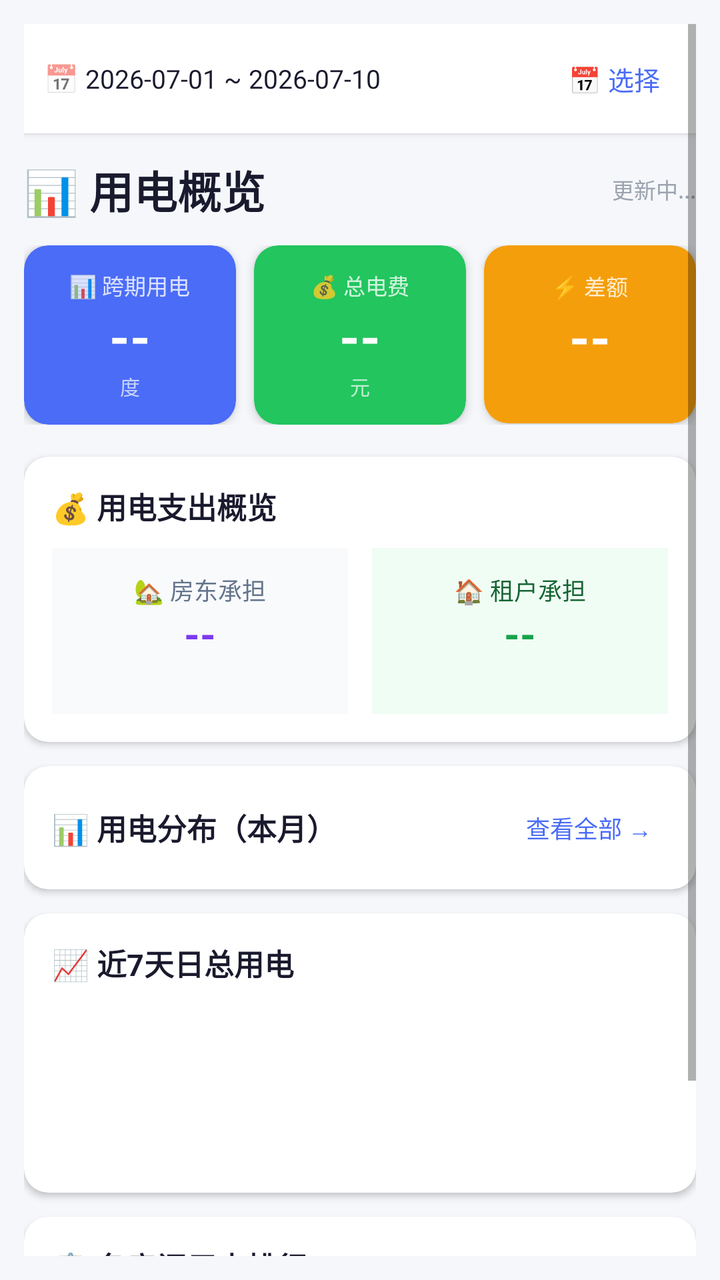
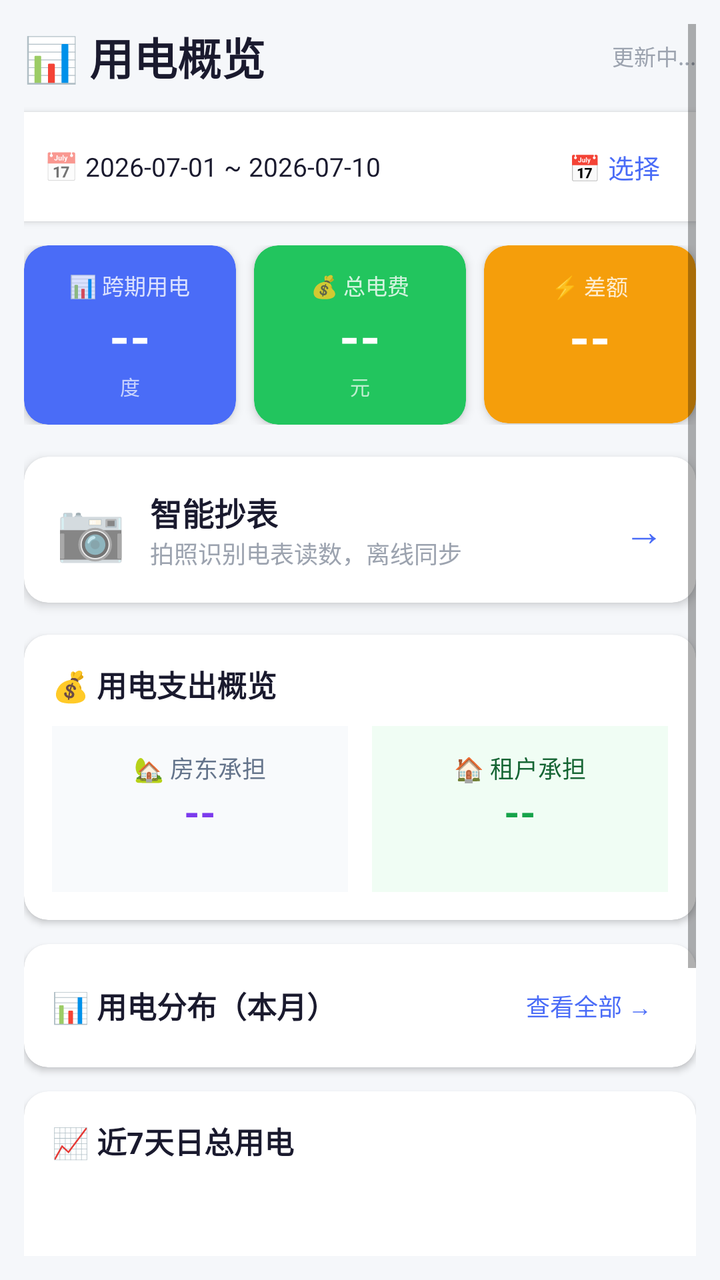

Before-and-after screenshots of an Android layout around one commit, followed by the original layout XML and the change that was made.
<!-- AndroidManifest.xml: application theme Theme.AppCompat.Light -->
<!-- res/layout/activity_main.xml -->
<?xml version="1.0" encoding="utf-8"?>
<ScrollView xmlns:android="http://schemas.android.com/apk/res/android"
    xmlns:app="http://schemas.android.com/apk/res-auto"
    android:layout_width="match_parent"
    android:layout_height="match_parent"
    android:background="#F5F7FA"
    android:padding="12dp">

    <LinearLayout
        android:layout_width="match_parent"
        android:layout_height="wrap_content"
        android:orientation="vertical">

        
        <LinearLayout
            android:layout_width="match_parent"
            android:layout_height="wrap_content"
            android:orientation="horizontal"
            android:gravity="center_vertical"
            android:background="#FFFFFF"
            android:padding="10dp"
            android:elevation="2dp"
            android:layout_marginBottom="12dp">

            <TextView
                android:layout_width="wrap_content"
                android:layout_height="wrap_content"
                android:text="📅 "
                android:textSize="14sp" />

            <TextView
                android:id="@+id/period_text"
                android:layout_width="0dp"
                android:layout_height="wrap_content"
                android:layout_weight="1"
                android:text="2026-07-01 ~ 2026-07-10"
                android:textSize="13sp"
                android:textColor="#1A1A2E" />

            <TextView
                android:id="@+id/change_period"
                android:layout_width="wrap_content"
                android:layout_height="wrap_content"
                android:text="📅 选择"
                android:textSize="13sp"
                android:textColor="#4A6CF7"
                android:padding="8dp"
                android:clickable="true"
                android:focusable="true" />

        </LinearLayout>

        
        <LinearLayout
            android:layout_width="match_parent"
            android:layout_height="wrap_content"
            android:orientation="horizontal"
            android:gravity="center_vertical"
            android:layout_marginBottom="12dp">

            <TextView
                android:layout_width="0dp"
                android:layout_height="wrap_content"
                android:layout_weight="1"
                android:text="📊 用电概览"
                android:textSize="22sp"
                android:textStyle="bold"
                android:textColor="#1A1A2E" />

            <TextView
                android:id="@+id/update_time"
                android:layout_width="wrap_content"
                android:layout_height="wrap_content"
                android:text="更新中..."
                android:textSize="11sp"
                android:textColor="#9CA3AF" />
        </LinearLayout>

        
        <LinearLayout
            android:layout_width="match_parent"
            android:layout_height="wrap_content"
            android:orientation="horizontal"
            android:weightSum="3"
            android:layout_marginBottom="16dp">

            <androidx.cardview.widget.CardView
                android:layout_width="0dp"
                android:layout_height="wrap_content"
                android:layout_weight="1"
                android:layout_marginEnd="6dp"
                app:cardCornerRadius="12dp"
                app:cardElevation="3dp"
                app:cardBackgroundColor="#4A6CF7">

                <LinearLayout
                    android:layout_width="match_parent"
                    android:layout_height="wrap_content"
                    android:orientation="vertical"
                    android:padding="12dp"
                    android:gravity="center">
                    <TextView
                        android:layout_width="wrap_content"
                        android:layout_height="wrap_content"
                        android:text="📊 跨期用电"
                        android:textColor="#FFFFFF"
                        android:textSize="11sp"
                        android:alpha="0.8" />
                    <TextView
                        android:id="@+id/card_cross_value"
                        android:layout_width="wrap_content"
                        android:layout_height="wrap_content"
                        android:text="--"
                        android:textColor="#FFFFFF"
                        android:textSize="26sp"
                        android:textStyle="bold" />
                    <TextView
                        android:layout_width="wrap_content"
                        android:layout_height="wrap_content"
                        android:text="度"
                        android:textColor="#FFFFFF"
                        android:textSize="10sp"
                        android:alpha="0.7" />
                </LinearLayout>
            </androidx.cardview.widget.CardView>

            <androidx.cardview.widget.CardView
                android:layout_width="0dp"
                android:layout_height="wrap_content"
                android:layout_weight="1"
                android:layout_marginStart="3dp"
                android:layout_marginEnd="3dp"
                app:cardCornerRadius="12dp"
                app:cardElevation="3dp"
                app:cardBackgroundColor="#22C55E">

                <LinearLayout
                    android:layout_width="match_parent"
                    android:layout_height="wrap_content"
                    android:orientation="vertical"
                    android:padding="12dp"
                    android:gravity="center">
                    <TextView
                        android:layout_width="wrap_content"
                        android:layout_height="wrap_content"
                        android:text="💰 总电费"
                        android:textColor="#FFFFFF"
                        android:textSize="11sp"
                        android:alpha="0.8" />
                    <TextView
                        android:id="@+id/card_cost_value"
                        android:layout_width="wrap_content"
                        android:layout_height="wrap_content"
                        android:text="--"
                        android:textColor="#FFFFFF"
                        android:textSize="26sp"
                        android:textStyle="bold" />
                    <TextView
                        android:layout_width="wrap_content"
                        android:layout_height="wrap_content"
                        android:text="元"
                        android:textColor="#FFFFFF"
                        android:textSize="10sp"
                        android:alpha="0.7" />
                </LinearLayout>
            </androidx.cardview.widget.CardView>

            <androidx.cardview.widget.CardView
                android:layout_width="0dp"
                android:layout_height="wrap_content"
                android:layout_weight="1"
                android:layout_marginStart="6dp"
                app:cardCornerRadius="12dp"
                app:cardElevation="3dp"
                android:id="@+id/diff_card"
                app:cardBackgroundColor="#F59E0B">

                <LinearLayout
                    android:layout_width="match_parent"
                    android:layout_height="wrap_content"
                    android:orientation="vertical"
                    android:padding="12dp"
                    android:gravity="center">
                    <TextView
                        android:layout_width="wrap_content"
                        android:layout_height="wrap_content"
                        android:text="⚡ 差额"
                        android:textColor="#FFFFFF"
                        android:textSize="11sp"
                        android:alpha="0.8" />
                    <TextView
                        android:id="@+id/card_diff_value"
                        android:layout_width="wrap_content"
                        android:layout_height="wrap_content"
                        android:text="--"
                        android:textColor="#FFFFFF"
                        android:textSize="26sp"
                        android:textStyle="bold" />
                    <TextView
                        android:id="@+id/card_diff_label"
                        android:layout_width="wrap_content"
                        android:layout_height="wrap_content"
                        android:text=""
                        android:textColor="#FFFFFF"
                        android:textSize="10sp"
                        android:alpha="0.7" />
                </LinearLayout>
            </androidx.cardview.widget.CardView>
        </LinearLayout>

        
        <androidx.cardview.widget.CardView
            android:layout_width="match_parent"
            android:layout_height="wrap_content"
            android:layout_marginBottom="12dp"
            app:cardCornerRadius="12dp"
            app:cardElevation="2dp"
            app:cardBackgroundColor="#FFFFFF">

            <LinearLayout
                android:layout_width="match_parent"
                android:layout_height="wrap_content"
                android:orientation="vertical"
                android:padding="14dp">

                <TextView
                    android:layout_width="match_parent"
                    android:layout_height="wrap_content"
                    android:text="💰 用电支出概览"
                    android:textSize="15sp"
                    android:textStyle="bold"
                    android:textColor="#1A1A2E"
                    android:layout_marginBottom="10dp" />

                <LinearLayout
                    android:layout_width="match_parent"
                    android:layout_height="wrap_content"
                    android:orientation="horizontal"
                    android:weightSum="2">

                    <LinearLayout
                        android:layout_width="0dp"
                        android:layout_height="wrap_content"
                        android:layout_weight="1"
                        android:orientation="vertical"
                        android:background="#F8FAFC"
                        android:padding="12dp"
                        android:layout_marginEnd="6dp"
                        android:gravity="center">
                        <TextView
                            android:layout_width="wrap_content"
                            android:layout_height="wrap_content"
                            android:text="🏡 房东承担"
                            android:textSize="12sp"
                            android:textColor="#64748B" />
                        <TextView
                            android:id="@+id/landlord_cost"
                            android:layout_width="wrap_content"
                            android:layout_height="wrap_content"
                            android:text="--"
                            android:textSize="20sp"
                            android:textStyle="bold"
                            android:textColor="#7C3AED" />
                        <TextView
                            android:id="@+id/landlord_change"
                            android:layout_width="wrap_content"
                            android:layout_height="wrap_content"
                            android:text=""
                            android:textSize="11sp"
                            android:textColor="#64748B" />
                    </LinearLayout>

                    <LinearLayout
                        android:layout_width="0dp"
                        android:layout_height="wrap_content"
                        android:layout_weight="1"
                        android:orientation="vertical"
                        android:background="#F0FDF4"
                        android:padding="12dp"
                        android:layout_marginStart="6dp"
                        android:gravity="center">
                        <TextView
                            android:layout_width="wrap_content"
                            android:layout_height="wrap_content"
                            android:text="🏠 租户承担"
                            android:textSize="12sp"
                            android:textColor="#166534" />
                        <TextView
                            android:id="@+id/tenant_cost"
                            android:layout_width="wrap_content"
                            android:layout_height="wrap_content"
                            android:text="--"
                            android:textSize="20sp"
                            android:textStyle="bold"
                            android:textColor="#16A34A" />
                        <TextView
                            android:id="@+id/tenant_change"
                            android:layout_width="wrap_content"
                            android:layout_height="wrap_content"
                            android:text=""
                            android:textSize="11sp"
                            android:textColor="#166534" />
                    </LinearLayout>
                </LinearLayout>
            </LinearLayout>
        </androidx.cardview.widget.CardView>

        
        <androidx.cardview.widget.CardView
            android:layout_width="match_parent"
            android:layout_height="wrap_content"
            android:layout_marginBottom="12dp"
            app:cardCornerRadius="12dp"
            app:cardElevation="2dp"
            app:cardBackgroundColor="#FFFFFF">

            <LinearLayout
                android:layout_width="match_parent"
                android:layout_height="wrap_content"
                android:orientation="vertical"
                android:padding="14dp">

                <LinearLayout
                    android:layout_width="match_parent"
                    android:layout_height="wrap_content"
                    android:orientation="horizontal"
                    android:gravity="center_vertical">

                    <TextView
                        android:layout_width="0dp"
                        android:layout_height="wrap_content"
                        android:layout_weight="1"
                        android:text="📊 用电分布（本月）"
                        android:textSize="15sp"
                        android:textStyle="bold"
                        android:textColor="#1A1A2E" />

                    <TextView
                        android:id="@+id/distribution_more"
                        android:layout_width="wrap_content"
                        android:layout_height="wrap_content"
                        android:text="查看全部 →"
                        android:textSize="12sp"
                        android:textColor="#4A6CF7"
                        android:padding="8dp"
                        android:clickable="true"
                        android:focusable="true" />
                </LinearLayout>

                <LinearLayout
                    android:id="@+id/distribution_container"
                    android:layout_width="match_parent"
                    android:layout_height="wrap_content"
                    android:orientation="vertical" />

                <TextView
                    android:id="@+id/distribution_empty"
                    android:layout_width="match_parent"
                    android:layout_height="wrap_content"
                    android:text="暂无数据"
                    android:textSize="13sp"
                    android:textColor="#9CA3AF"
                    android:gravity="center"
                    android:padding="12dp"
                    android:visibility="gone" />
            </LinearLayout>
        </androidx.cardview.widget.CardView>

        
        <androidx.cardview.widget.CardView
            android:layout_width="match_parent"
            android:layout_height="wrap_content"
            android:layout_marginBottom="12dp"
            app:cardCornerRadius="12dp"
            app:cardElevation="2dp"
            app:cardBackgroundColor="#FFFFFF">

            <LinearLayout
                android:layout_width="match_parent"
                android:layout_height="wrap_content"
                android:orientation="vertical"
                android:padding="14dp">

                <TextView
                    android:layout_width="match_parent"
                    android:layout_height="wrap_content"
                    android:text="📈 近7天日总用电"
                    android:textSize="15sp"
                    android:textStyle="bold"
                    android:textColor="#1A1A2E"
                    android:layout_marginBottom="10dp" />

                <LinearLayout
                    android:id="@+id/trend_container"
                    android:layout_width="match_parent"
                    android:layout_height="wrap_content"
                    android:orientation="horizontal"
                    android:gravity="bottom"
                    android:layout_gravity="center"
                    android:minHeight="80dp" />

                <TextView
                    android:id="@+id/trend_empty"
                    android:layout_width="match_parent"
                    android:layout_height="wrap_content"
                    android:text="暂无数据"
                    android:textSize="13sp"
                    android:textColor="#9CA3AF"
                    android:gravity="center"
                    android:padding="12dp"
                    android:visibility="gone" />
            </LinearLayout>
        </androidx.cardview.widget.CardView>

        
        <androidx.cardview.widget.CardView
            android:layout_width="match_parent"
            android:layout_height="wrap_content"
            android:layout_marginBottom="80dp"
            app:cardCornerRadius="12dp"
            app:cardElevation="2dp"
            app:cardBackgroundColor="#FFFFFF">

            <LinearLayout
                android:layout_width="match_parent"
                android:layout_height="wrap_content"
                android:orientation="vertical"
                android:padding="14dp">

                <TextView
                    android:layout_width="match_parent"
                    android:layout_height="wrap_content"
                    android:text="📋 各房间用电排行"
                    android:textSize="15sp"
                    android:textStyle="bold"
                    android:textColor="#1A1A2E"
                    android:layout_marginBottom="8dp" />

                <androidx.recyclerview.widget.RecyclerView
                    android:id="@+id/roomRecyclerView"
                    android:layout_width="match_parent"
                    android:layout_height="wrap_content"
                    android:nestedScrollingEnabled="false" />
            </LinearLayout>
        </androidx.cardview.widget.CardView>

    </LinearLayout>
</ScrollView>
<!-- resources referenced by this layout -->
<resources>

</resources>

<!-- the commit's change to res/layout/activity_main.xml (unified diff, before → after) -->
@@ -17,6 +17,32 @@
             android:layout_height="wrap_content"
             android:orientation="horizontal"
             android:gravity="center_vertical"
+            android:layout_marginBottom="12dp">
+
+            <TextView
+                android:layout_width="0dp"
+                android:layout_height="wrap_content"
+                android:layout_weight="1"
+                android:text="📊 用电概览"
+                android:textSize="22sp"
+                android:textStyle="bold"
+                android:textColor="#1A1A2E" />
+
+            <TextView
+                android:id="@+id/update_time"
+                android:layout_width="wrap_content"
+                android:layout_height="wrap_content"
+                android:text="更新中..."
+                android:textSize="11sp"
+                android:textColor="#9CA3AF" />
+        </LinearLayout>
+
+        
+        <LinearLayout
+            android:layout_width="match_parent"
+            android:layout_height="wrap_content"
+            android:orientation="horizontal"
+            android:gravity="center_vertical"
             android:background="#FFFFFF"
             android:padding="10dp"
             android:elevation="2dp"
@@ -47,33 +73,6 @@
                 android:padding="8dp"
                 android:clickable="true"
                 android:focusable="true" />
-
-        </LinearLayout>
-
-        
-        <LinearLayout
-            android:layout_width="match_parent"
-            android:layout_height="wrap_content"
-            android:orientation="horizontal"
-            android:gravity="center_vertical"
-            android:layout_marginBottom="12dp">
-
-            <TextView
-                android:layout_width="0dp"
-                android:layout_height="wrap_content"
-                android:layout_weight="1"
-                android:text="📊 用电概览"
-                android:textSize="22sp"
-                android:textStyle="bold"
-                android:textColor="#1A1A2E" />
-
-            <TextView
-                android:id="@+id/update_time"
-                android:layout_width="wrap_content"
-                android:layout_height="wrap_content"
-                android:text="更新中..."
-                android:textSize="11sp"
-                android:textColor="#9CA3AF" />
         </LinearLayout>
 
         
@@ -207,6 +206,63 @@
                 </LinearLayout>
             </androidx.cardview.widget.CardView>
         </LinearLayout>
+
+        
+        <androidx.cardview.widget.CardView
+            android:layout_width="match_parent"
+            android:layout_height="wrap_content"
+            android:layout_marginBottom="16dp"
+            app:cardCornerRadius="12dp"
+            app:cardElevation="3dp"
+            app:cardBackgroundColor="#FFFFFF"
+            android:clickable="true"
+            android:focusable="true"
+            android:id="@+id/smart_entry_card">
+
+            <LinearLayout
+                android:layout_width="match_parent"
+                android:layout_height="wrap_content"
+                android:orientation="horizontal"
+                android:padding="16dp"
+                android:gravity="center_vertical">
+
+                <TextView
+                    android:layout_width="wrap_content"
+                    android:layout_height="wrap_content"
+                    android:text="📷"
+                    android:textSize="28sp" />
+
+                <LinearLayout
+                    android:layout_width="0dp"
+                    android:layout_height="wrap_content"
+                    android:layout_weight="1"
+                    android:orientation="vertical"
+                    android:layout_marginStart="12dp">
+
+                    <TextView
+                        android:layout_width="wrap_content"
+                        android:layout_height="wrap_content"
+                        android:text="智能抄表"
+                        android:textSize="16sp"
+                        android:textStyle="bold"
+                        android:textColor="#1A1A2E" />
+
+                    <TextView
+                        android:layout_width="wrap_content"
+                        android:layout_height="wrap_content"
+                        android:text="拍照识别电表读数，离线同步"
+                        android:textSize="12sp"
+                        android:textColor="#9CA3AF" />
+                </LinearLayout>
+
+                <TextView
+                    android:layout_width="wrap_content"
+                    android:layout_height="wrap_content"
+                    android:text="→"
+                    android:textSize="20sp"
+                    android:textColor="#4A6CF7" />
+            </LinearLayout>
+        </androidx.cardview.widget.CardView>
 
         
         <androidx.cardview.widget.CardView
